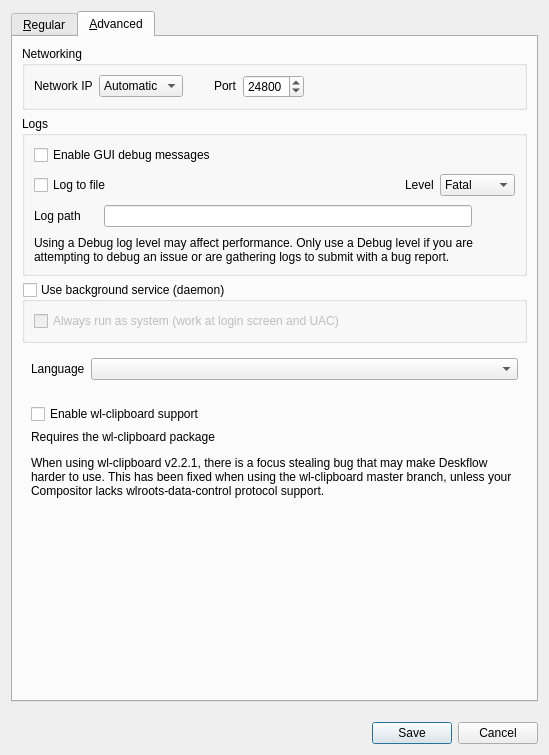
Above: src/lib/gui/dialogs/SettingsDialog.ui from blacknewnew1989/DeskflowPlus before the change. Below: the same form after it.
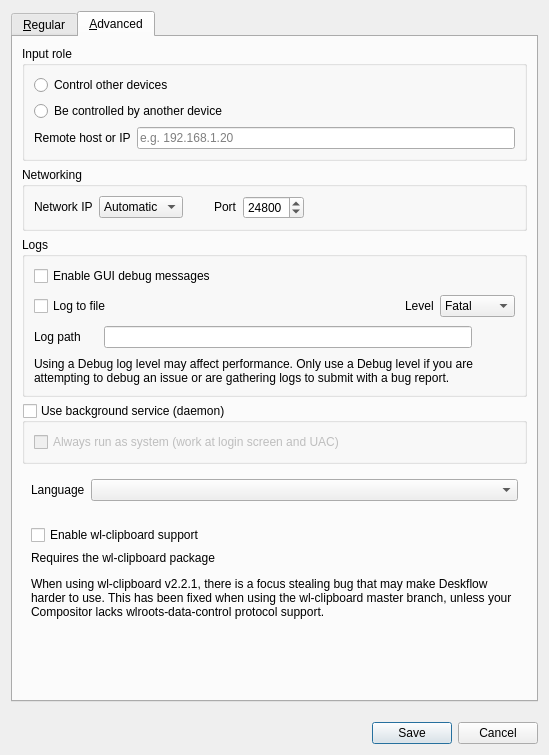
That is the form after the change. The open tabs and pages were chosen to show the change. Icons and pictures are not drawn.

Diff of the .ui file:
```diff
--- a/src/lib/gui/dialogs/SettingsDialog.ui
+++ b/src/lib/gui/dialogs/SettingsDialog.ui
@@ -310,6 +310,61 @@
        <string>&amp;Advanced</string>
       </attribute>
       <layout class="QVBoxLayout" name="verticalLayout_4">
+       <item>
+        <widget class="QGroupBox" name="groupInputRole">
+         <property name="title">
+          <string>Input role</string>
+         </property>
+         <layout class="QVBoxLayout" name="verticalLayoutInputRole">
+          <item>
+           <widget class="QRadioButton" name="rbInputRoleServer">
+            <property name="text">
+             <string>Control other devices</string>
+            </property>
+           </widget>
+          </item>
+          <item>
+           <widget class="QRadioButton" name="rbInputRoleClient">
+            <property name="text">
+             <string>Be controlled by another device</string>
+            </property>
+           </widget>
+          </item>
+          <item>
+           <widget class="QWidget" name="widgetInputRoleRemoteHost" native="true">
+            <layout class="QHBoxLayout" name="horizontalLayoutInputRoleRemoteHost">
+             <property name="leftMargin">
+              <number>0</number>
+             </property>
+             <property name="topMargin">
+              <number>0</number>
+             </property>
+             <property name="rightMargin">
+              <number>0</number>
+             </property>
+             <property name="bottomMargin">
+              <number>0</number>
+             </property>
+             <item>
+              <widget class="QLabel" name="lblInputRoleRemoteHost">
+               <property name="text">
+                <string>Remote host or IP</string>
+               </property>
+              </widget>
+             </item>
+             <item>
+              <widget class="QLineEdit" name="lineInputRoleRemoteHost">
+               <property name="placeholderText">
+                <string>e.g. 192.168.1.20</string>
+               </property>
+              </widget>
+             </item>
+            </layout>
+           </widget>
+          </item>
+         </layout>
+        </widget>
+       </item>
        <item>
         <widget class="QGroupBox" name="groupNetworking">
          <property name="sizePolicy">
```
